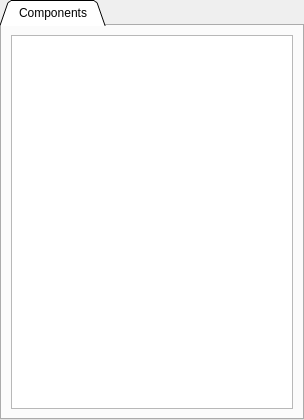
The window that ndtsconfigtool/ui/componentlist.ui (jkotan/nexdatas.configtool) describes before a commit, drawn with Qt 5.
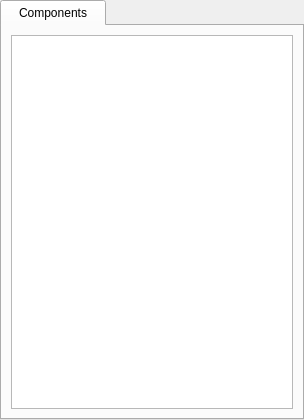
The same window after the commit.

Commit message: changing list widget

```diff
--- a/ndtsconfigtool/ui/componentlist.ui
+++ b/ndtsconfigtool/ui/componentlist.ui
@@ -23,7 +23,7 @@
       <enum>QTabWidget::North</enum>
      </property>
      <property name="tabShape">
-      <enum>QTabWidget::Triangular</enum>
+      <enum>QTabWidget::Rounded</enum>
      </property>
      <property name="currentIndex">
       <number>0</number>
```
The commit also changes 1 other file.
